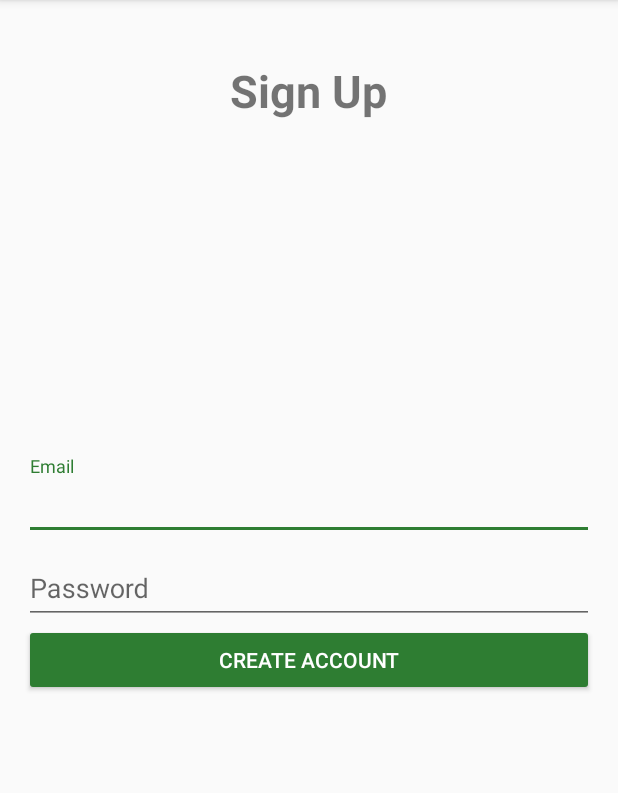
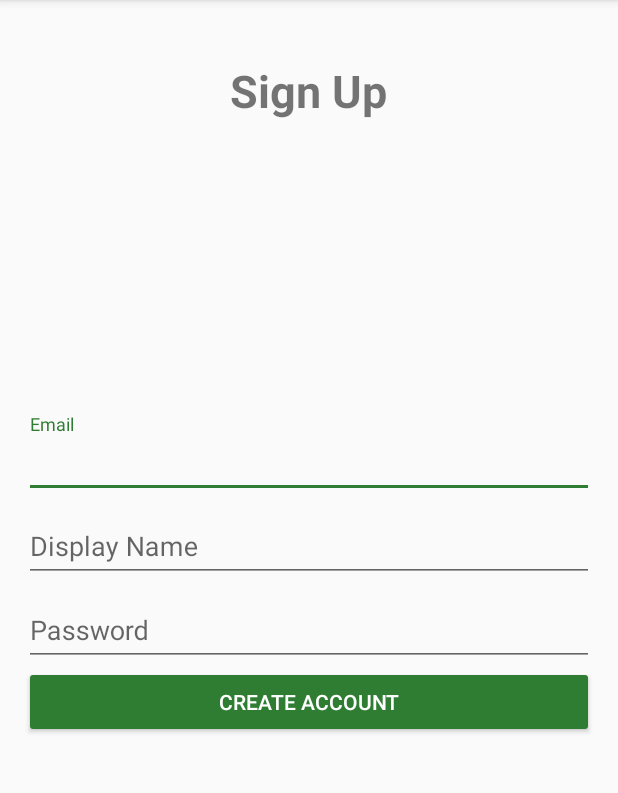
Before and after one commit to kkawai/instachat, an Android app: the SignUpActivity screen opened directly, with no data from a screen before it, on a phone screen of 412 x 824 dp, the part 84-877 px from its top. Run offline under Robolectric (Android 15) with nearby library versions, the phone set to English and light mode, and no system bars; our stand-ins replace Volley.

Commit message:
more infrastructure: saving new and existing accounts; need to do remote validation for username and email

```diff
--- a/app/src/main/java/com/initech/util/EmailUtil.java
+++ b/app/src/main/java/com/initech/util/EmailUtil.java
@@ -13,6 +13,6 @@ public final class EmailUtil {
     }
 
     public static boolean isValidPassword(final String password) {
-        return password.trim().length() > 5;
+        return password.trim().length() > 4;
     }
 }
--- a/app/src/main/res/layout/activity_sign_up.xml
+++ b/app/src/main/res/layout/activity_sign_up.xml
@@ -41,6 +41,20 @@
         </android.support.design.widget.TextInputLayout>
 
         <android.support.design.widget.TextInputLayout
+            android:id="@+id/input_username_layout"
+            android:layout_width="match_parent"
+            android:layout_height="wrap_content">
+
+            <android.support.design.widget.TextInputEditText
+                android:id="@+id/input_username"
+                android:layout_width="match_parent"
+                android:layout_height="wrap_content"
+                android:hint="@string/hint_username"
+                android:inputType="textPersonName"/>
+
+        </android.support.design.widget.TextInputLayout>
+
+        <android.support.design.widget.TextInputLayout
             android:id="@+id/input_password_layout"
             android:layout_width="match_parent"
             android:layout_height="wrap_content">
--- a/app/src/main/res/values/strings.xml
+++ b/app/src/main/res/values/strings.xml
@@ -9,10 +9,12 @@
     <string name="invite_menu_label">Invite</string>
     <string name="sign_in">Sign In</string>
     <string name="sign_up">Sign Up</string>
+    <string name="hint_username">Display Name</string>
     <string name="hint_email">Email</string>
     <string name="hint_password">Password</string>
     <string name="invalid_email">Invalid Email</string>
     <string name="invalid_password">Invalid Password</string>
+    <string name="invalid_username">Invalid Display Name</string>
     <string name="create_account">Create Account</string>
     <string name="fresh_config">Fresh Config</string>
     <string name="cause_crash">Cause Crash</string>
```
Also changed, not shown: app/src/main/java/com/google/firebase/codelab/friendlychat/SignUpActivity.java (+23 -4 lines), app/src/main/java/com/initech/api/NetworkApi.java (+1 -32 lines), app/src/main/java/com/initech/model/User.java (+0 -7 lines).
